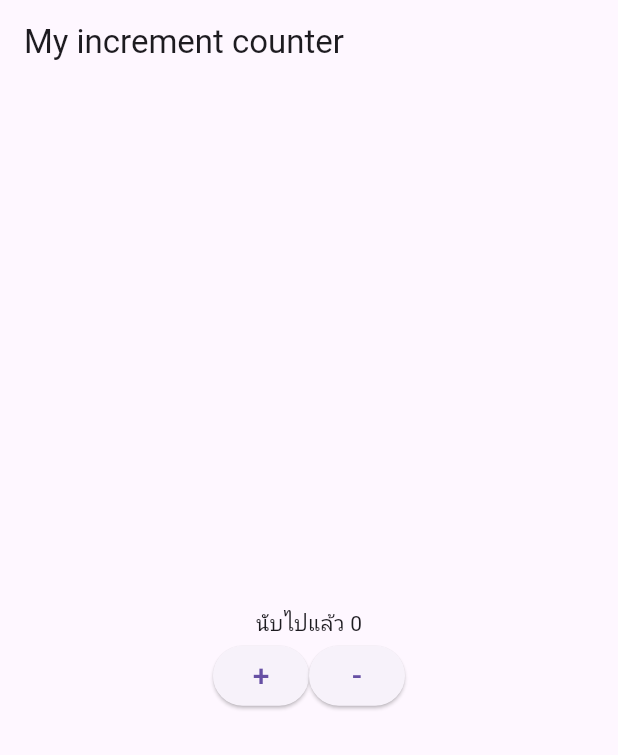
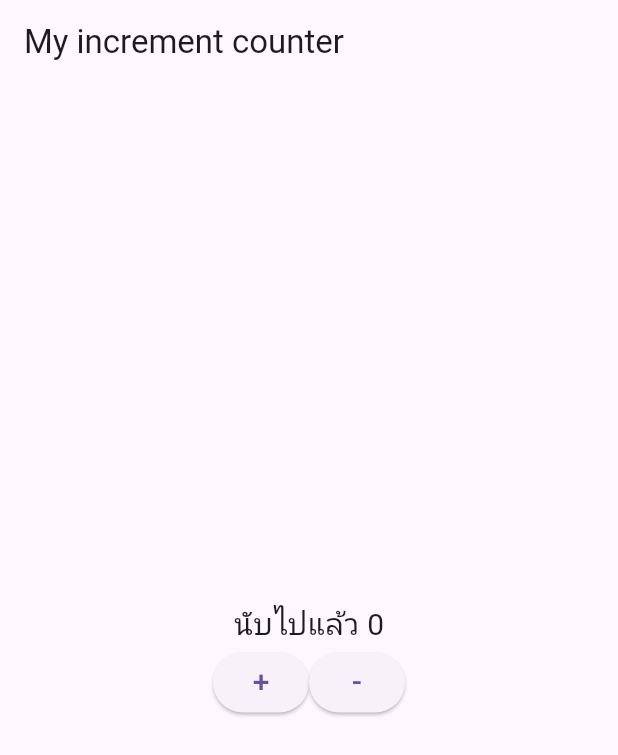
Before and after one commit to Machinekiller888/example_2, a Flutter app: the screen it shows after launch, on a phone screen of 412 x 824 dp. Shown: the top 755 px of the screen. Run offline on Flutter 3.47's test engine with Material 3 defaults, Android fonts, the phone set to English and light mode, and no system bars.

Commit message:
เสร็จแล้ว

```diff
--- a/lib/screen/my_home_page.dart
+++ b/lib/screen/my_home_page.dart
@@ -1,4 +1,5 @@
 import 'package:flutter/material.dart';
+import 'package:flutter/widgets.dart';
 
 class MyHomePage extends StatefulWidget {
   const MyHomePage({super.key});
@@ -30,7 +31,7 @@ class _MyHomePageState extends State<MyHomePage> {
       body: Column(
         mainAxisAlignment: MainAxisAlignment.center,
         children: [
-                     Text("นับไปแล้ว $_counter"),
+                     Text(style: TextStyle(fontSize: 20),"นับไปแล้ว $_counter"),
           Center(
               child: Row(
                mainAxisAlignment: MainAxisAlignment.center,
```
